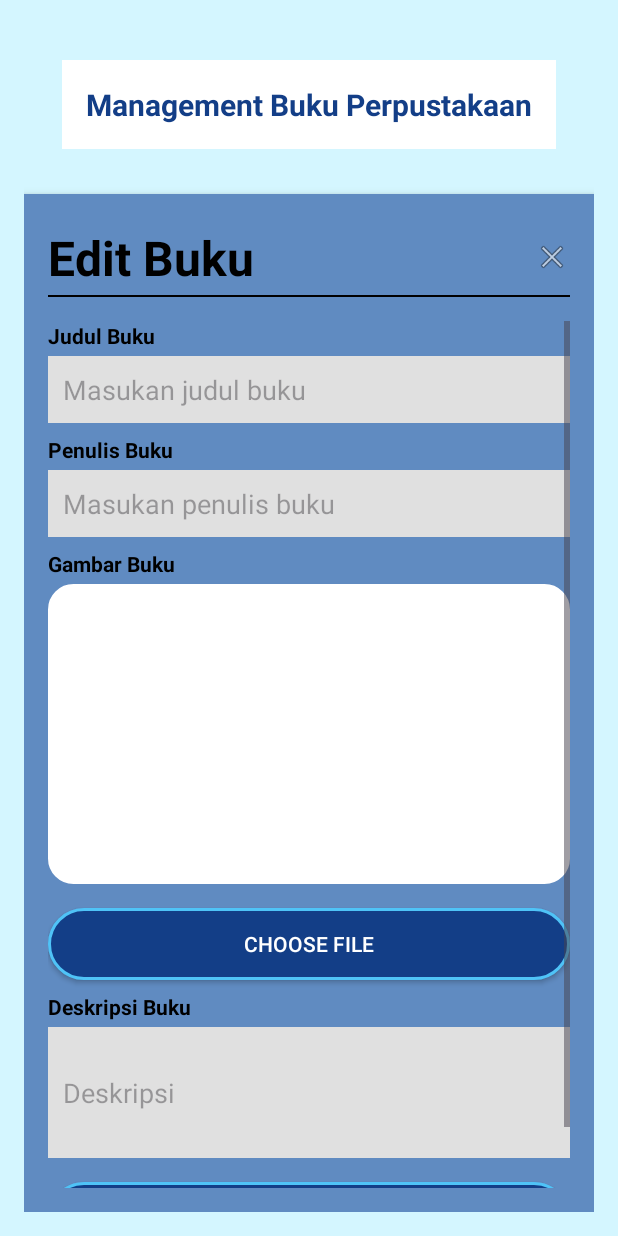
After one commit to CimanCode/uts_pam, an Android app: the UpdateBukuActivity screen opened directly, with no data from a screen before it, on a phone screen of 412 x 824 dp. The commit adds this screen. Run offline under Robolectric (Android 15) with nearby library versions, the phone set to English and light mode, and no system bars.

Commit message:
(+) fixing add

```diff
--- a/app/src/main/AndroidManifest.xml
+++ b/app/src/main/AndroidManifest.xml
@@ -1,13 +1,12 @@
 <?xml version="1.0" encoding="utf-8"?>
 <manifest xmlns:android="http://schemas.android.com/apk/res/android"
     xmlns:tools="http://schemas.android.com/tools">
-
     <!-- Permissions -->
     <uses-permission android:name="android.permission.CAMERA" />
-    <uses-permission android:name="android.permission.WRITE_EXTERNAL_STORAGE" />
-
-    <!-- Declare camera feature -->
-    <uses-feature android:name="android.hardware.camera" android:required="false" />
+    <uses-permission android:name="android.permission.WRITE_EXTERNAL_STORAGE" /> <!-- Declare camera feature -->
+    <uses-feature
+        android:name="android.hardware.camera"
+        android:required="false" />
 
     <application
         android:allowBackup="true"
@@ -19,6 +18,9 @@
         android:supportsRtl="true"
         android:theme="@style/Theme.UTS_PAM"
         tools:targetApi="31">
+        <activity
+            android:name=".UpdateBukuActivity"
+            android:exported="false" />
         <activity
             android:name=".AddBukuActivity"
             android:exported="false" />
@@ -36,8 +38,10 @@
             android:exported="true">
             <intent-filter>
                 <action android:name="android.intent.action.MAIN" />
+
                 <category android:name="android.intent.category.LAUNCHER" />
             </intent-filter>
         </activity>
     </application>
+
 </manifest>
--- a/app/src/main/java/com/example/uts_pam/BukuAdapter.kt
+++ b/app/src/main/java/com/example/uts_pam/BukuAdapter.kt
@@ -2,6 +2,7 @@ package com.example.uts_pam
 
 import android.annotation.SuppressLint
 import android.content.Context
+import android.content.Intent
 import android.graphics.BitmapFactory
 import android.view.LayoutInflater
 import android.view.View
@@ -65,7 +66,10 @@ RecyclerView.Adapter<BukuAdapter.BukuViewHolder> ()
             popup.setOnMenuItemClickListener { item ->
                 when (item.itemId) {
                     R.id.action_edit -> {
-                        // Logika untuk edit item
+                        val intent = Intent(holder.itemView.context, UpdateBukuActivity::class.java).apply {
+                            putExtra("idbuku", book.id)
+                        }
+                        holder.itemView.context.startActivity(intent)
                         Toast.makeText(view.context, "Edit ${book.judulBuku}", Toast.LENGTH_SHORT).show()
                         true
                     }
--- a/app/src/main/java/com/example/uts_pam/DatabaseHelper.kt
+++ b/app/src/main/java/com/example/uts_pam/DatabaseHelper.kt
@@ -101,4 +101,19 @@ class DatabaseHelper (context: Context) : SQLiteOpenHelper (context,
         return bukuList
     }
 
+    fun getBukuById(id: Int) : Buku {
+        val db = readableDatabase
+        val query = "SELECT * FROM $TABLE_BUKU WHERE $COLUMN_ID_BOOK = $id"
+        val cursor = db.rawQuery(query, null)
+        cursor.moveToFirst()
+        val id = cursor.getInt(cursor.getColumnIndexOrThrow(COLUMN_ID_BOOK))
+        val judulbuku = cursor.getString(cursor.getColumnIndexOrThrow(COLUMN_JUDUL))
+        val penulisbuku = cursor.getString(cursor.getColumnIndexOrThrow(COLUMN_PENULIS))
+        val gambarbuku = cursor.getBlob(cursor.getColumnIndexOrThrow(COLUMN_GAMBAR))
+        val deskripsibuku = cursor.getString(cursor.getColumnIndexOrThrow(COLUMN_DESKRIPSI))
+        cursor.close()
+        db.close()
+        return Buku(id, judulbuku, penulisbuku, gambarbuku, deskripsibuku)
+    }
+
 }
--- /dev/null
+++ b/app/src/main/java/com/example/uts_pam/UpdateBukuActivity.kt
@@ -0,0 +1,47 @@
+package com.example.uts_pam
+
+import android.content.Intent
+import android.graphics.BitmapFactory
+import android.os.Bundle
+import androidx.activity.enableEdgeToEdge
+import androidx.appcompat.app.AppCompatActivity
+import androidx.core.view.ViewCompat
+import androidx.core.view.WindowInsetsCompat
+import com.example.uts_pam.databinding.ActivityUpdateBukuBinding
+
+class UpdateBukuActivity : AppCompatActivity() {
+    private lateinit var binding: ActivityUpdateBukuBinding
+    private lateinit var db: DatabaseHelper
+    private var idBuku: Int = 0
+    override fun onCreate(savedInstanceState: Bundle?) {
+        binding = ActivityUpdateBukuBinding.inflate(layoutInflater)
+        super.onCreate(savedInstanceState)
+        enableEdgeToEdge()
+        setContentView(binding.root)
+        db = DatabaseHelper(this)
+        binding.closeIcon.setOnClickListener {
+            val intent = Intent(this, ListBookActivity::class.java)
+            startActivity(intent)
+        }
+
+        idBuku = intent.getIntExtra("idbuku", -1)
+
+        if(idBuku != -1){
+            tampilkanDataBuku(idBuku)
+        }
+
+    }
+
+    private fun tampilkanDataBuku(id: Int) {
+        val buku = db.getBukuById(id)
+        buku.let {
+            binding.editjudulbuku.setText(it.judulBuku)
+            binding.editpenulisbuku.setText(it.penulisBuku)
+            binding.editdeskripsibuku.setText(it.deskripsi)
+
+            val bitmap =
+                it.gambarBuku?.let { it1 -> BitmapFactory.decodeByteArray(it.gambarBuku, 0, it1.size) }
+            binding.editimageView.setImageBitmap(bitmap)
+        }
+    }
+}
--- /dev/null
+++ b/app/src/main/res/layout/activity_update_buku.xml
@@ -0,0 +1,184 @@
+<?xml version="1.0" encoding="utf-8"?>
+<RelativeLayout xmlns:android="http://schemas.android.com/apk/res/android"
+    xmlns:app="http://schemas.android.com/apk/res-auto"
+    android:layout_width="match_parent"
+    android:layout_height="match_parent"
+    android:padding="16dp"
+    android:background="#D4F6FF">
+
+    <!-- Judul Halaman -->
+    <TextView
+        android:id="@+id/title_text"
+        android:layout_width="wrap_content"
+        android:layout_height="wrap_content"
+        android:text="@string/management_buku_perpustakaan"
+        android:textSize="20sp"
+        android:textStyle="bold"
+        android:padding="16dp"
+        android:background="#ffffff"
+        android:layout_centerHorizontal="true"
+        android:layout_marginTop="24dp"
+        android:textColor="#133E87" />
+
+    <!-- Card untuk Form Tambah Buku -->
+    <LinearLayout
+        android:scrollbarAlwaysDrawVerticalTrack="true"
+        android:scrollbars="vertical"
+        android:id="@+id/form_layout"
+        android:layout_width="match_parent"
+        android:layout_height="wrap_content"
+        android:orientation="vertical"
+        android:padding="16dp"
+        android:background="#608BC1"
+        android:layout_below="@id/title_text"
+        android:layout_marginTop="30dp"
+        android:elevation="4dp">
+
+        <!-- Container untuk Judul Form dan Icon X -->
+        <RelativeLayout
+            android:layout_width="match_parent"
+            android:layout_height="match_parent"
+            android:layout_marginBottom="16dp">
+
+            <!-- Judul Form -->
+            <TextView
+                android:id="@+id/form_title"
+                android:layout_width="wrap_content"
+                android:layout_height="wrap_content"
+                android:text="@string/edit_buku"
+                android:textSize="32sp"
+                android:textStyle="bold"
+                android:textColor="#000000"
+                android:layout_alignParentStart="true"
+                android:layout_centerVertical="true" />
+
+            <!-- Icon X (Tombol Tutup) -->
+            <ImageView
+                android:id="@+id/close_icon"
+                android:layout_width="24dp"
+                android:layout_height="24dp"
+                android:src="@android:drawable/ic_menu_close_clear_cancel"
+                android:layout_alignParentEnd="true"
+                android:layout_centerVertical="true"
+                android:contentDescription="@string/close"
+                app:tint="@color/black" />
+
+            <!-- Garis di Bawah Judul Form -->
+            <View
+                android:layout_width="match_parent"
+                android:layout_height="1dp"
+                android:layout_below="@+id/form_title"
+                android:layout_marginTop="8dp"
+                android:background="#000000" />
+        </RelativeLayout>
+
+        <!-- Form Input Judul Buku -->
+        <ScrollView
+            android:layout_width="match_parent"
+            android:layout_height="wrap_content">
+
+            <LinearLayout
+                android:layout_width="match_parent"
+                android:layout_height="wrap_content"
+                android:orientation="vertical">
+
+                <TextView
+                    android:layout_width="wrap_content"
+                    android:layout_height="wrap_content"
+                    android:text="@string/judul_buku"
+                    android:textStyle="bold"
+                    android:textColor="#000000"
+
+                    android:layout_marginBottom="4dp" />
+
+                <EditText
+                    android:id="@+id/editjudulbuku"
+                    android:layout_width="match_parent"
+                    android:layout_height="wrap_content"
+                    android:hint="@string/masukan_judul_buku"
+                    android:background="#E0E0E0"
+                    android:padding="10dp"
+                    android:layout_marginBottom="8dp" />
+
+                <!-- Form Input Penulis Buku -->
+                <TextView
+                    android:layout_width="wrap_content"
+                    android:layout_height="wrap_content"
+                    android:text="@string/penulis_buku"
+                    android:textColor="#000000"
+                    android:textStyle="bold"
+                    android:layout_marginBottom="4dp" />
+
+                <EditText
+                    android:id="@+id/editpenulisbuku"
+                    android:layout_width="match_parent"
+                    android:layout_height="wrap_content"
+                    android:hint="@string/masukan_penulis_buku"
+                    android:background="#E0E0E0"
+                    android:padding="10dp"
+                    android:layout_marginBottom="8dp" />
+
+                <!-- Form Input Gambar Buku -->
+                <TextView
+                    android:layout_width="wrap_content"
+                    android:layout_height="wrap_content"
+                    android:text="@string/gambar_buku"
+                    android:textColor="#000000"
+                    android:textStyle="bold"
+                    android:layout_marginBottom="4dp" />
+
+                <ImageView
+                    android:id="@+id/editimageView"
+                    android:layout_width="match_parent"
+                    android:layout_height="200dp"
+                    android:backgroundTint="@color/white"
+                    android:background="@drawable/rounded_image_view"
+                    android:layout_marginBottom="16dp"/>
+
+                <Button
+                    android:id="@+id/buttonSelectImage"
+                    android:layout_width="match_parent"
+                    android:layout_height="wrap_content"
+                    android:text="@string/choose_file"
+                    android:background="@drawable/rounded"
+                    android:textColor="@color/white"
+                    android:layout_marginBottom="8dp" />
+
+                <!-- Form Input Deskripsi Buku -->
+                <TextView
+                    android:layout_width="wrap_content"
+                    android:layout_height="wrap_content"
+                    android:text="@string/deskripsi_buku"
+                    android:textColor="#000000"
+                    android:textStyle="bold"
+                    android:layout_marginBottom="4dp" />
+
+                <EditText
+                    android:id="@+id/editdeskripsibuku"
+                    android:layout_width="match_parent"
+                    android:layout_height="wrap_content"
+                    android:hint="@string/deskripsi_book"
+                    android:background="#E0E0E0"
+                    android:padding="10dp"
+                    android:layout_marginBottom="16dp"
+                    android:inputType="textMultiLine"
+                    android:minLines="3" />
+
+                <!-- Tombol Tambah Buku -->
+                <Button
+                    android:id="@+id/editbukubutton"
+                    android:layout_width="match_parent"
+                    android:layout_height="wrap_content"
+                    android:text="@string/tambahkan_buku"
+                    android:textStyle="bold"
+                    android:background="@drawable/rounded"
+                    android:textColor="#FFFFFF"
+                    android:padding="12dp"
+                    android:layout_gravity="center_horizontal" />
+            </LinearLayout>
+
+        </ScrollView>
+
+    </LinearLayout>
+
+</RelativeLayout>
--- a/app/src/main/res/values/strings.xml
+++ b/app/src/main/res/values/strings.xml
@@ -27,4 +27,5 @@
     <string name="judul">Judul</string>
     <string name="edit">Edit</string>
     <string name="delete">Delete</string>
+    <string name="edit_buku">Edit Buku</string>
 </resources>
```
